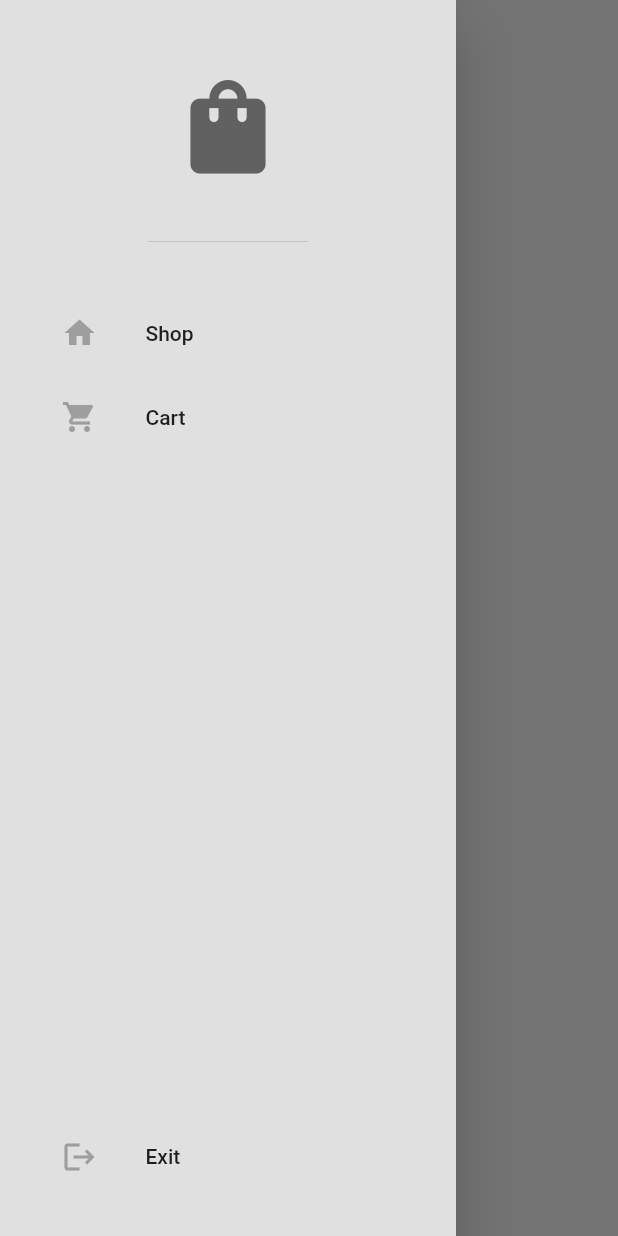
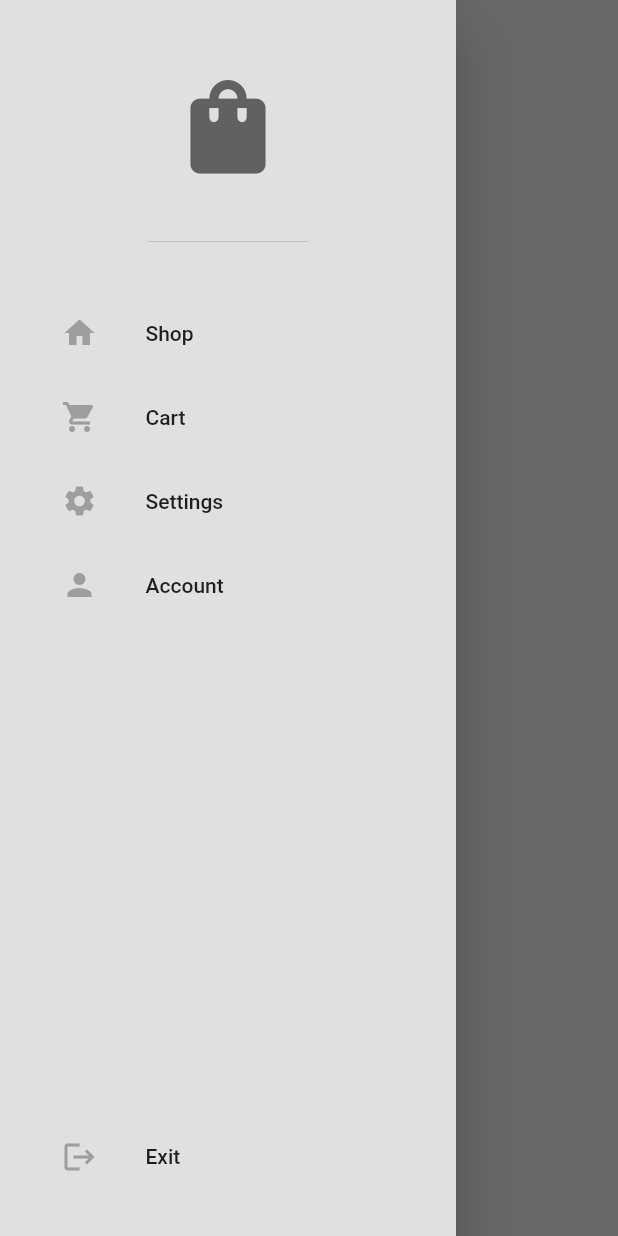
Before and after one commit to Shurrd/minimal_ecommerce_app, a Flutter app: the ShopPage screen opened by its route, with the side drawer open, on a phone screen of 412 x 824 dp. Run offline on Flutter 3.47's test engine with Material 2 defaults, Android fonts, the phone set to English and light mode, and no system bars.

```diff
--- a/lib/components/my_drawer.dart
+++ b/lib/components/my_drawer.dart
@@ -37,6 +37,16 @@ class MyDrawer extends StatelessWidget {
                     Navigator.pushNamed(context, '/cart_page');
                   },
                 ),
+                MyListTile(
+                  text: "Settings",
+                  icon: Icons.settings,
+                  onTap: () => Navigator.pop(context),
+                ),
+                MyListTile(
+                  text: "Account",
+                  icon: Icons.person,
+                  onTap: () => Navigator.pop(context),
+                ),
               ],
             ),
             Padding(
--- /dev/null
+++ b/lib/components/my_product_tile.dart
@@ -0,0 +1,25 @@
+import 'package:ecommerce/models/product.dart';
+import 'package:flutter/material.dart';
+
+class MyProductTile extends StatelessWidget {
+  final Product product;
+
+  const MyProductTile({
+    super.key,
+    required this.product,
+  });
+
+  @override
+  Widget build(BuildContext context) {
+    return Container(
+      child: Column(
+        children: [
+          Icon(Icons.favorite),
+          Text(product.name),
+          Text(product.description),
+          Text(product.price.toStringAsFixed(2)),
+        ],
+      ),
+    );
+  }
+}
--- a/lib/main.dart
+++ b/lib/main.dart
@@ -1,11 +1,18 @@
+import 'package:ecommerce/models/shop.dart';
 import 'package:ecommerce/pages/cart_page.dart';
 import 'package:ecommerce/pages/intro_page.dart';
 import 'package:ecommerce/pages/shop_page.dart';
 import 'package:ecommerce/themes/light_mode.dart';
 import 'package:flutter/material.dart';
+import 'package:provider/provider.dart';
 
 void main() {
-  runApp(const MyApp());
+  runApp(
+    ChangeNotifierProvider(
+      create: (context) => Shop(),
+      child: const MyApp(),
+    ),
+  );
 }
 
 class MyApp extends StatelessWidget {
--- /dev/null
+++ b/lib/models/product.dart
@@ -0,0 +1,13 @@
+class Product {
+  final String name;
+  final double price;
+  final String description;
+  // final String imagePath;
+
+  Product({
+    required this.name,
+    required this.price,
+    required this.description,
+    // required this.imagePath,
+  });
+}
--- /dev/null
+++ b/lib/models/shop.dart
@@ -0,0 +1,49 @@
+import 'package:ecommerce/models/product.dart';
+import 'package:flutter/material.dart';
+
+class Shop extends ChangeNotifier {
+  final List<Product> _shop = [
+    Product(
+      name: "Product 1",
+      price: 5.99,
+      description: "Some description",
+    ),
+    Product(
+      name: "Product 2",
+      price: 5.99,
+      description: "Some description",
+    ),
+    Product(
+      name: "Product 3",
+      price: 5.99,
+      description: "Some description",
+    ),
+    Product(
+      name: "Product 4",
+      price: 5.99,
+      description: "Some description",
+    ),
+  ];
+
+  // Add users to Cart
+
+  List<Product> _cart = [];
+
+  // get product list
+  List<Product> get shop => _shop;
+
+  // get user cart
+  List<Product> get cart => _cart;
+
+  // add item to cart
+  void addToCart(Product item) {
+    _cart.add(item);
+    notifyListeners();
+  }
+
+  // remove item from cart
+  void removeFromCart(Product item) {
+    _cart.remove(item);
+    notifyListeners();
+  }
+}
--- a/lib/pages/cart_page.dart
+++ b/lib/pages/cart_page.dart
@@ -12,6 +12,7 @@ class CartPage extends StatelessWidget {
         elevation: 0,
         foregroundColor: Theme.of(context).colorScheme.inversePrimary,
       ),
+      backgroundColor: Theme.of(context).colorScheme.background,
     );
   }
 }
--- a/lib/pages/shop_page.dart
+++ b/lib/pages/shop_page.dart
@@ -1,11 +1,16 @@
 import 'package:ecommerce/components/my_drawer.dart';
+import 'package:ecommerce/components/my_product_tile.dart';
+import 'package:ecommerce/models/shop.dart';
 import 'package:flutter/material.dart';
+import 'package:provider/provider.dart';
 
 class ShopPage extends StatelessWidget {
   const ShopPage({super.key});
 
   @override
   Widget build(BuildContext context) {
+    final products = context.watch<Shop>().shop;
+
     return Scaffold(
       appBar: AppBar(
         title: const Text("Shop Page"),
@@ -14,6 +19,14 @@ class ShopPage extends StatelessWidget {
         foregroundColor: Theme.of(context).colorScheme.inversePrimary,
       ),
       drawer: const MyDrawer(),
+      backgroundColor: Theme.of(context).colorScheme.background,
+      body: ListView.builder(
+          itemCount: products.length,
+          itemBuilder: (context, index) {
+            final product = products[index];
+
+            return MyProductTile(product: product);
+          }),
     );
   }
 }
--- a/pubspec.yaml
+++ b/pubspec.yaml
@@ -35,6 +35,7 @@ dependencies:
   # The following adds the Cupertino Icons font to your application.
   # Use with the CupertinoIcons class for iOS style icons.
   cupertino_icons: ^1.0.2
+  provider: ^6.1.1
 
 dev_dependencies:
   flutter_test:
```
Also changed, not shown: pubspec.lock.
